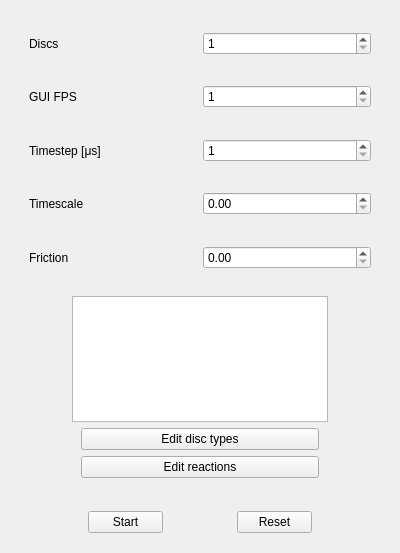
This is src/libcellgui/widgets/SimulationControlWidget.ui in yannik131/Cell as Qt 5 draws it before an edit. The edited form follows.
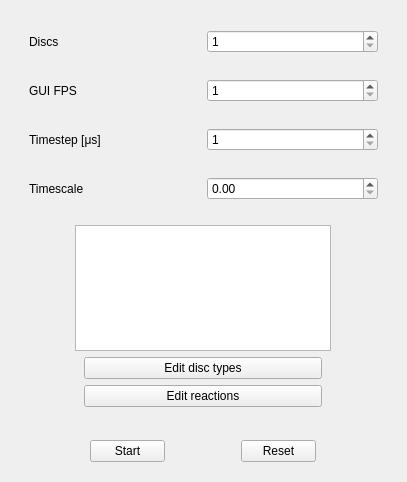
This is the edited form.

What changed in the file:
```diff
--- a/src/libcellgui/widgets/SimulationControlWidget.ui
+++ b/src/libcellgui/widgets/SimulationControlWidget.ui
@@ -6,8 +6,8 @@
    <rect>
     <x>0</x>
     <y>0</y>
-    <width>400</width>
-    <height>553</height>
+    <width>407</width>
+    <height>482</height>
    </rect>
   </property>
   <property name="windowTitle">
@@ -86,7 +86,7 @@
         <property name="maximumSize">
          <size>
           <width>16777215</width>
-          <height>999</height>
+          <height>50</height>
          </size>
         </property>
         <layout class="QHBoxLayout" name="horizontalLayout_2">
@@ -112,6 +112,12 @@
       </item>
       <item>
        <widget class="QWidget" name="widget_4" native="true">
+        <property name="maximumSize">
+         <size>
+          <width>16777215</width>
+          <height>50</height>
+         </size>
+        </property>
         <layout class="QHBoxLayout" name="horizontalLayout_6">
          <item>
           <widget class="QLabel" name="label_5">
@@ -123,30 +129,7 @@
          <item>
           <widget class="QDoubleSpinBox" name="timeScaleDoubleSpinBox">
            <property name="singleStep">
-            <double>0.010000000000000</double>
-           </property>
-          </widget>
-         </item>
-        </layout>
-       </widget>
-      </item>
-      <item>
-       <widget class="QWidget" name="widget_10" native="true">
-        <layout class="QHBoxLayout" name="horizontalLayout_7">
-         <item>
-          <widget class="QLabel" name="label_6">
-           <property name="text">
-            <string>Friction</string>
-           </property>
-          </widget>
-         </item>
-         <item>
-          <widget class="QDoubleSpinBox" name="frictionDoubleSpinBox">
-           <property name="singleStep">
-            <double>0.010000000000000</double>
-           </property>
-           <property name="stepType">
-            <enum>QAbstractSpinBox::DefaultStepType</enum>
+            <double>1.000000000000000</double>
            </property>
           </widget>
          </item>
```
Left out of the diff: 5 changed lines with no effect on the pictures.
